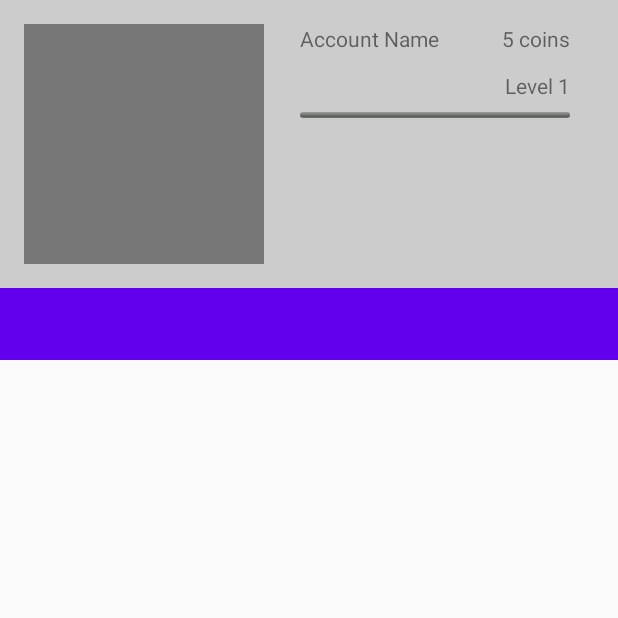
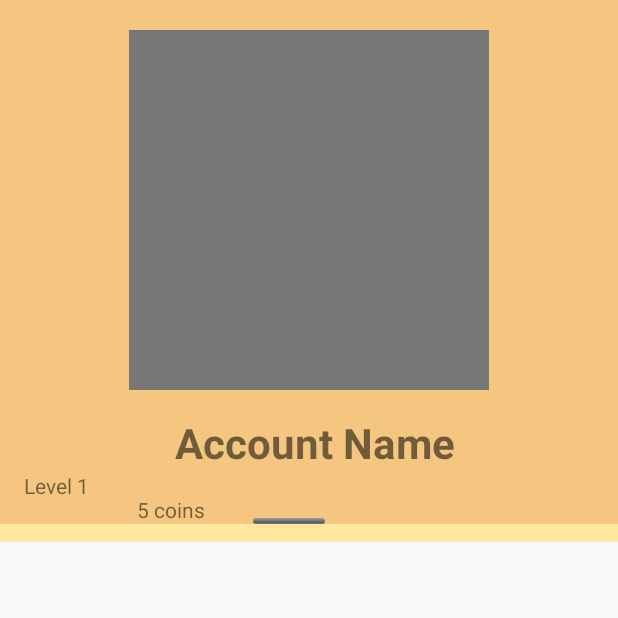
Before and after one commit to SorenAlex/CookingApp, an Android app: the AvatarActivity screen opened directly, with no data from a screen before it, on a phone screen of 412 x 824 dp, the top half of it. Run offline under Robolectric (Android 15) with nearby library versions, the light colour scheme and no system bars.

Commit message:
Somewhat presentable. Needs more work on the avatar page.

```diff
--- a/app/src/main/res/layout/activity_avatar.xml
+++ b/app/src/main/res/layout/activity_avatar.xml
@@ -8,29 +8,46 @@
     <LinearLayout
         android:layout_width="match_parent"
         android:layout_height="wrap_content"
-        android:orientation="horizontal"
-        android:background="#CCC">
+        android:orientation="vertical"
+        android:background="#f5c680">
 
         <ImageView
             android:id="@+id/main_avatar"
-            android:layout_width="160dp"
-            android:layout_height="160dp"
-            android:layout_margin="16dp"
-            android:background="#777" />
+            android:layout_width="240dp"
+            android:layout_height="240dp"
+            android:layout_marginTop="20dp"
+            android:background="#777"
+            android:layout_gravity="center_horizontal"
+            />
 
         <LinearLayout
             android:layout_width="match_parent"
-            android:layout_height="match_parent"
+            android:layout_height="wrap_content"
             android:paddingLeft="8dp"
             android:orientation="vertical">
-            <RelativeLayout
-                android:layout_width="match_parent"
-                android:layout_height="wrap_content">
+
             <TextView
                 android:layout_width="wrap_content"
                 android:layout_height="wrap_content"
                 android:layout_marginTop="16dp"
-                    android:text="Account Name"/>
+                android:text="Account Name"
+                android:textStyle="bold"
+                android:layout_gravity="center_horizontal"
+                android:textSize="28dp"/>
+
+            <LinearLayout
+                android:layout_width="wrap_content"
+                android:layout_height="wrap_content"
+                android:paddingLeft="8dp"
+                android:orientation="horizontal">
+                <TextView
+                    android:layout_width="wrap_content"
+                    android:layout_height="wrap_content"
+                    android:layout_gravity="right"
+                    android:layout_marginRight="32dp"
+                    android:layout_marginTop="12dp"
+                    android:text="Level 1"/>
+
                 <TextView
                     android:layout_width="wrap_content"
                     android:layout_height="wrap_content"
@@ -38,15 +55,7 @@
                     android:layout_marginTop="16dp"
                     android:layout_marginRight="32dp"
                     android:text="5 coins"/>
-            </RelativeLayout>
 
-            <TextView
-                android:layout_width="wrap_content"
-                android:layout_height="wrap_content"
-                android:layout_gravity="right"
-                android:layout_marginRight="32dp"
-                android:layout_marginTop="12dp"
-                android:text="Level 1"/>
                 <ProgressBar
                     style="@android:style/Widget.ProgressBar.Horizontal"
                     android:layout_width="match_parent"
@@ -59,16 +68,13 @@
             </LinearLayout>
 
         </LinearLayout>
+
+    </LinearLayout>
     <com.google.android.material.tabs.TabLayout
         android:id="@+id/tabs_avatar"
         android:layout_width="match_parent"
-        android:layout_height="wrap_content"
-        android:background="@color/colorPrimary"
-        app:tabIndicatorColor="#CCC"
-        app:tabSelectedTextColor="#CCC"
-        app:tabTextColor="#999"
-        app:tabBackground="@color/colorPrimary"
-        app:tabMode="fixed" />
+        android:layout_height="12dp"
+        android:background="#ffe6a1"/>
 
     <androidx.viewpager2.widget.ViewPager2
         android:id="@+id/viewpager_customisation"
--- a/app/src/main/res/layout/ingredient_item.xml
+++ b/app/src/main/res/layout/ingredient_item.xml
@@ -5,6 +5,7 @@
     android:layout_width="match_parent"
     android:layout_height="match_parent">
     <CheckBox
+        android:layout_marginLeft="20dp"
         android:id="@+id/checkbox_ingredient"
         android:layout_width="wrap_content"
         android:layout_height="wrap_content"
```
Also changed, not shown: app/src/main/res/layout/activity_completion.xml (+9 -1 lines), app/src/main/res/layout/activity_detailed_recipe.xml (+13 -32 lines), app/src/main/res/layout/activity_main.xml (+31 -15 lines), app/src/main/res/layout/recipe_item.xml (+32 -10 lines). Lines whose indentation alone changed are shown as unchanged.
